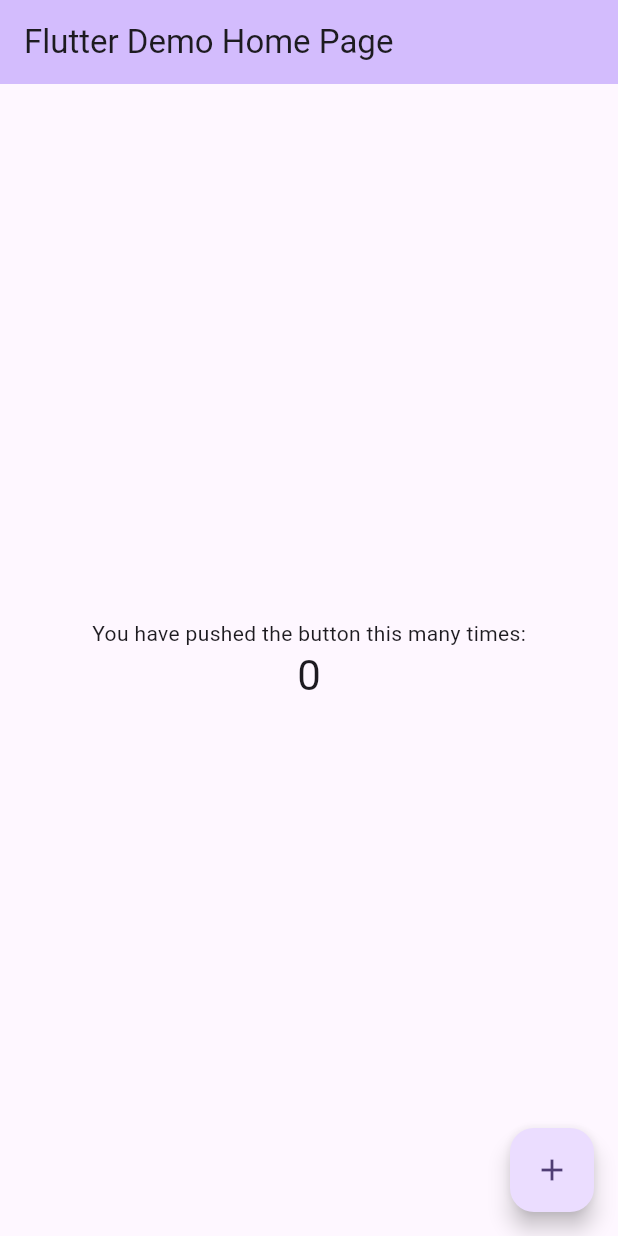
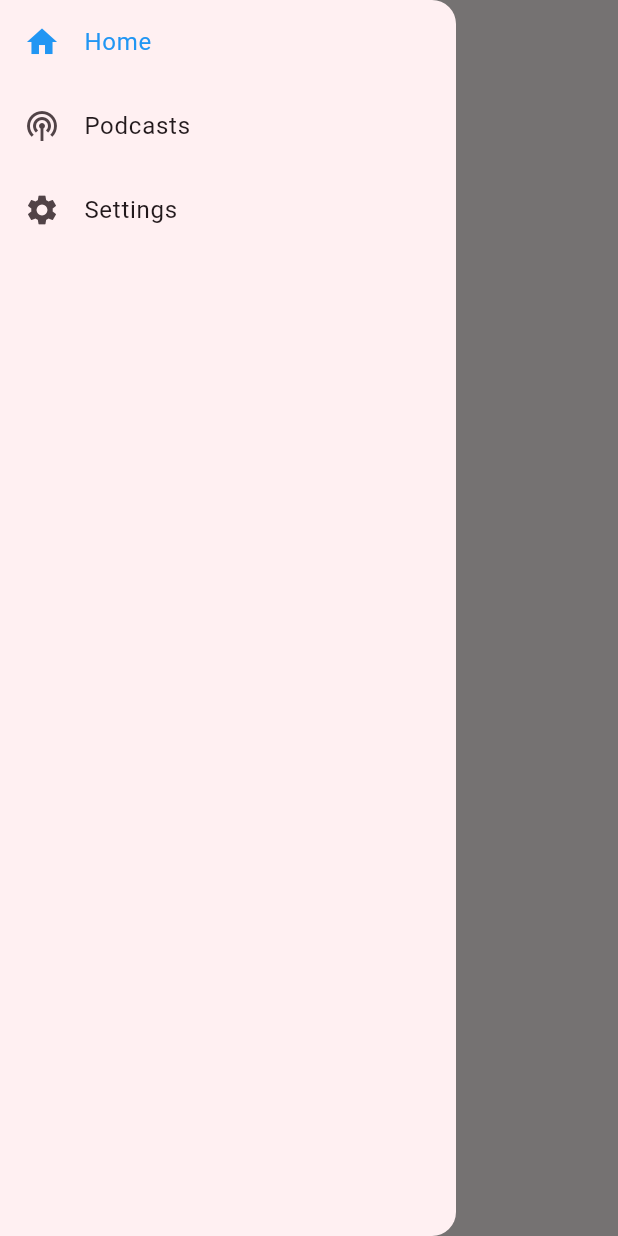
Before and after one commit to SamTV12345/PodFetch-Mobile, a Flutter app: the screen it shows after launch, with the side drawer open (before the commit the screen has no drawer), on a phone screen of 412 x 824 dp. Run offline on Flutter 3.47's test engine with Material 2 defaults, Android fonts, the phone set to English and light mode, and no system bars; generated files the repository leaves out were written again.

Commit message:
Added basic i18n and drawer with highlighting.

```diff
--- /dev/null
+++ b/l10n.yaml
@@ -0,0 +1,3 @@
+arb-dir: lib/l10n
+template-arb-file: app_en.arb
+output-localization-file: app_localizations.dart
--- /dev/null
+++ b/lib/components/drawer_item.dart
@@ -0,0 +1,24 @@
+import 'package:flutter/material.dart';
+
+class DrawerListItem extends StatelessWidget {
+  final String title;
+  final Icon icon;
+  final String path;
+
+  const DrawerListItem({super.key, required this.title, required this.icon,
+    required this.path});
+
+  @override
+  Widget build(BuildContext context) {
+    return ListTile(
+      selectedColor: Colors.blue,
+      selected: ModalRoute.of(context)?.settings.name == path,
+      leading: icon,
+      title: Text(title),
+      onTap: () {
+          Navigator.of(context).pushNamed(path);
+      },
+    );
+  }
+
+}
--- /dev/null
+++ b/lib/components/home_window_body.dart
@@ -0,0 +1,17 @@
+import 'package:flutter/cupertino.dart';
+
+class HomeWindowBody extends StatelessWidget {
+  const HomeWindowBody({super.key});
+
+  @override
+  Widget build(BuildContext context) {
+    return Container(
+      padding: const EdgeInsets.all(20),
+      child: const Column(
+        children: [
+          Text('Home Window Body'),
+        ],
+      ),
+    );
+  }
+}
--- /dev/null
+++ b/lib/components/home_window_header.dart
@@ -0,0 +1,17 @@
+import 'package:flutter/material.dart';
+import 'package:flutter_gen/gen_l10n/app_localizations.dart';
+
+class HomeWindowHeader extends StatelessWidget {
+  const HomeWindowHeader({super.key});
+
+  @override
+  Widget build(BuildContext context) {
+    return SizedBox(
+      height: 50,
+        child: Row(
+      children: [
+        Text(AppLocalizations.of(context)!.home)
+      ],
+    ));
+  }
+}
--- /dev/null
+++ b/lib/components/podcast_window_header.dart
@@ -0,0 +1,17 @@
+import 'package:flutter/material.dart';
+import 'package:flutter_gen/gen_l10n/app_localizations.dart';
+
+class PodcastWindowHeader extends StatelessWidget {
+  const PodcastWindowHeader({super.key});
+
+  @override
+  Widget build(BuildContext context) {
+    return SizedBox(
+        height: 50,
+        child: Row(
+          children: [
+            Text(AppLocalizations.of(context)!.podcasts),
+          ],
+        ));
+  }
+}
--- /dev/null
+++ b/lib/components/settings_window_header.dart
@@ -0,0 +1,17 @@
+import 'package:flutter/material.dart';
+import 'package:flutter_gen/gen_l10n/app_localizations.dart';
+
+class SettingsWindowHeader extends StatelessWidget {
+  const SettingsWindowHeader({super.key});
+
+  @override
+  Widget build(BuildContext context) {
+    return SizedBox(
+        height: 50,
+        child: Row(
+          children: [
+            Text(AppLocalizations.of(context)!.settings),
+          ],
+        ));
+  }
+}
--- /dev/null
+++ b/lib/l10n/app_en.arb
@@ -0,0 +1,5 @@
+{
+  "home": "Home",
+  "settings": "Settings",
+  "podcasts": "Podcasts"
+}
--- a/lib/main.dart
+++ b/lib/main.dart
@@ -1,4 +1,12 @@
+import 'package:flutter/cupertino.dart';
 import 'package:flutter/material.dart';
+import 'package:untitled/components/home_window_header.dart';
+import 'package:untitled/components/podcast_window_header.dart';
+import 'package:flutter_gen/gen_l10n/app_localizations.dart';
+
+import 'components/drawer_item.dart';
+import 'components/home_window_body.dart';
+import 'components/settings_window_header.dart';
 
 void main() {
   runApp(const MyApp());
@@ -11,33 +19,33 @@ class MyApp extends StatelessWidget {
   @override
   Widget build(BuildContext context) {
     return MaterialApp(
-      title: 'Flutter Demo',
+      title: 'PodFetch Mobile',
+      localizationsDelegates: const [
+        AppLocalizations.delegate,
+        DefaultMaterialLocalizations.delegate,
+        DefaultWidgetsLocalizations.delegate,
+        DefaultCupertinoLocalizations.delegate,
+      ],
+      supportedLocales: const [
+        Locale('en'),
+      ],
       theme: ThemeData(
-        // This is the theme of your application.
-        //
-        // TRY THIS: Try running your application with "flutter run". You'll see
-        // the application has a blue toolbar. Then, without quitting the app,
-        // try changing the seedColor in the colorScheme below to Colors.green
-        // and then invoke "hot reload" (save your changes or press the "hot
-        // reload" button in a Flutter-supported IDE, or press "r" if you used
-        // the command line to start the app).
-        //
-        // Notice that the counter didn't reset back to zero; the application
-        // state is not lost during the reload. To reset the state, use hot
-        // restart instead.
-        //
-        // This works for code too, not just values: Most code changes can be
-        // tested with just a hot reload.
-        colorScheme: ColorScheme.fromSeed(seedColor: Colors.deepPurple),
+        colorScheme: ColorScheme.fromSeed(seedColor: Colors.black),
         useMaterial3: true,
       ),
-      home: const MyHomePage(title: 'Flutter Demo Home Page'),
+      initialRoute: '/',
+      routes: {
+        '/': (ctx)=> const MainScreen(headerContent: HomeWindowHeader(),bodyContent: HomeWindowBody()),
+        '/podcasts': (ctx)=> const MainScreen(headerContent: PodcastWindowHeader(), bodyContent: Text('test2')),
+        '/settings': (ctx)=> const MainScreen(headerContent: SettingsWindowHeader(), bodyContent: Text('test3')),
+      },
     );
   }
 }
 
-class MyHomePage extends StatefulWidget {
-  const MyHomePage({super.key, required this.title});
+class MainScreen extends StatefulWidget {
+  const MainScreen({super.key, required this.headerContent,
+    required this.bodyContent});
 
   // This widget is the home page of your application. It is stateful, meaning
   // that it has a State object (defined below) that contains fields that affect
@@ -48,25 +56,15 @@ class MyHomePage extends StatefulWidget {
   // used by the build method of the State. Fields in a Widget subclass are
   // always marked "final".
 
-  final String title;
+  final Widget headerContent;
+  final Widget bodyContent;
 
   @override
-  State<MyHomePage> createState() => _MyHomePageState();
+  State<MainScreen> createState() => _MainScreenState();
 }
 
-class _MyHomePageState extends State<MyHomePage> {
-  int _counter = 0;
+class _MainScreenState extends State<MainScreen> {
 
-  void _incrementCounter() {
-    setState(() {
-      // This call to setState tells the Flutter framework that something has
-      // changed in this State, which causes it to rerun the build method below
-      // so that the display can reflect the updated values. If we changed
-      // _counter without calling setState(), then the build method would not be
-      // called again, and so nothing would appear to happen.
-      _counter++;
-    });
-  }
 
   @override
   Widget build(BuildContext context) {
@@ -77,49 +75,34 @@ class _MyHomePageState extends State<MyHomePage> {
     // fast, so that you can just rebuild anything that needs updating rather
     // than having to individually change instances of widgets.
     return Scaffold(
-      appBar: AppBar(
-        // TRY THIS: Try changing the color here to a specific color (to
-        // Colors.amber, perhaps?) and trigger a hot reload to see the AppBar
-        // change color while the other colors stay the same.
-        backgroundColor: Theme.of(context).colorScheme.inversePrimary,
-        // Here we take the value from the MyHomePage object that was created by
-        // the App.build method, and use it to set our appbar title.
-        title: Text(widget.title),
-      ),
-      body: Center(
-        // Center is a layout widget. It takes a single child and positions it
-        // in the middle of the parent.
-        child: Column(
-          // Column is also a layout widget. It takes a list of children and
-          // arranges them vertically. By default, it sizes itself to fit its
-          // children horizontally, and tries to be as tall as its parent.
-          //
-          // Column has various properties to control how it sizes itself and
-          // how it positions its children. Here we use mainAxisAlignment to
-          // center the children vertically; the main axis here is the vertical
-          // axis because Columns are vertical (the cross axis would be
-          // horizontal).
-          //
-          // TRY THIS: Invoke "debug painting" (choose the "Toggle Debug Paint"
-          // action in the IDE, or press "p" in the console), to see the
-          // wireframe for each widget.
-          mainAxisAlignment: MainAxisAlignment.center,
-          children: <Widget>[
-            const Text(
-              'You have pushed the button this many times:',
-            ),
-            Text(
-              '$_counter',
-              style: Theme.of(context).textTheme.headlineMedium,
-            ),
+      drawer: Drawer(
+        child: ListView(
+          padding: EdgeInsets.zero,
+          children:   [
+             DrawerListItem(
+            title: AppLocalizations.of(context)!.home,
+            icon: const Icon(Icons.home),
+              path: '/',
+          ),
+         DrawerListItem(
+          title: AppLocalizations.of(context)!.podcasts,
+          path: '/podcasts',
+          icon: const Icon(Icons.podcasts),
+        ),
+            DrawerListItem(
+                title: AppLocalizations.of(context)!.settings,
+                icon: const Icon(Icons.settings),
+            path: '/settings',
+            key: const Key('drawer_settings'))
           ],
         ),
       ),
-      floatingActionButton: FloatingActionButton(
-        onPressed: _incrementCounter,
-        tooltip: 'Increment',
-        child: const Icon(Icons.add),
-      ), // This trailing comma makes auto-formatting nicer for build methods.
+      appBar: AppBar(
+        backgroundColor: Theme.of(context).colorScheme.background,
+        title: widget.headerContent,
+        toolbarHeight: 50,
+      ),
+      body: widget.bodyContent
     );
   }
 }
--- a/pubspec.yaml
+++ b/pubspec.yaml
@@ -35,6 +35,10 @@ dependencies:
   # The following adds the Cupertino Icons font to your application.
   # Use with the CupertinoIcons class for iOS style icons.
   cupertino_icons: ^1.0.2
+  http: ^1.1.0
+  flutter_localizations:
+    sdk: flutter
+  intl: any
 
 dev_dependencies:
   flutter_test:
@@ -52,6 +56,7 @@ dev_dependencies:
 
 # The following section is specific to Flutter packages.
 flutter:
+  generate: true
 
   # The following line ensures that the Material Icons font is
   # included with your application, so that you can use the icons in
```
Also changed, not shown: pubspec.lock, 1 other file.
